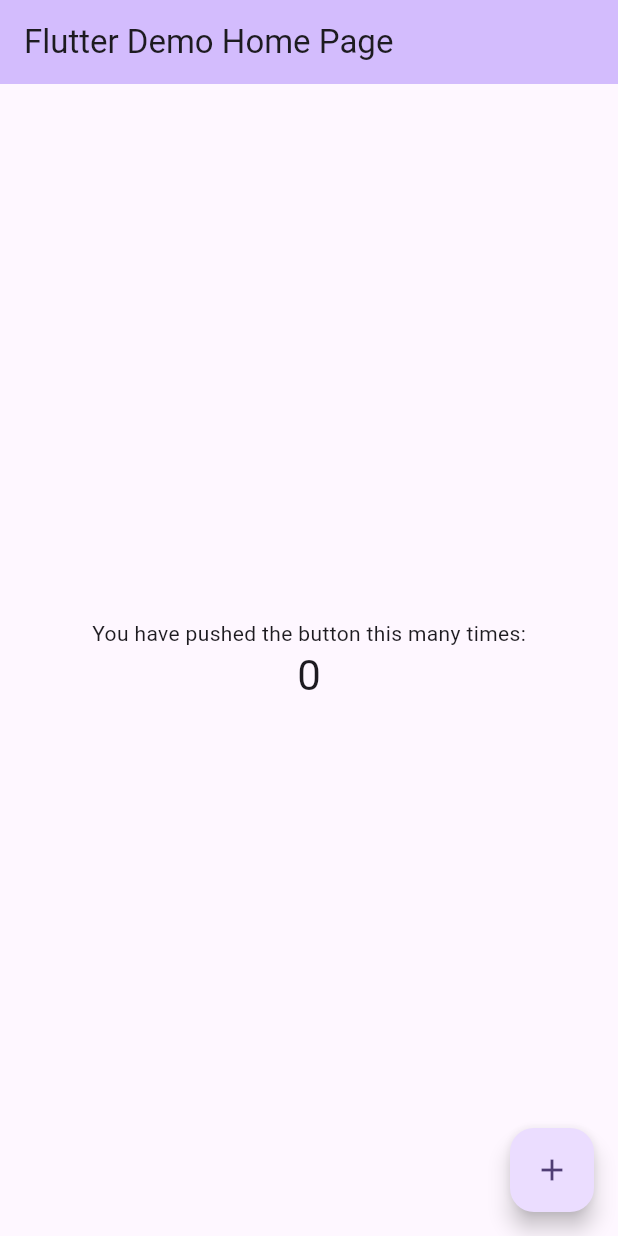
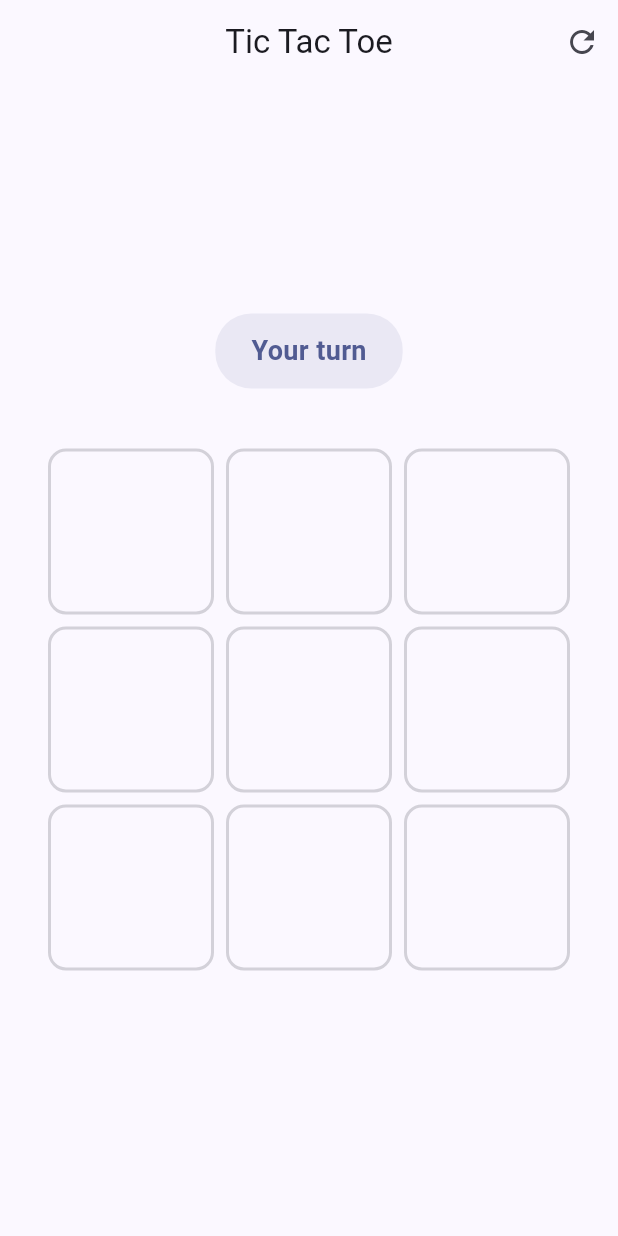
Before and after one commit to tajaouart/tic_tac_toe, a Flutter app: the screen it shows after launch, on a phone screen of 412 x 824 dp. Run offline on Flutter 3.47's test engine with Material 3 defaults, Android fonts, the phone set to English and light mode, and no system bars; our stand-ins replace equatable, flutter_bloc, get_it.

Commit message:
Add presentation layer with BLoC state management
- Implement GameBloc with events and states
- Create GameBoard, GameCell, and GameStatusBar widgets
- Add GamePage with game UI and interactions
- Setup Material 3 theming with dark mode support

```diff
--- a/lib/core/usecases/usecase.dart
+++ b/lib/core/usecases/usecase.dart
@@ -1,5 +1,5 @@
-abstract class UseCase<Type, Params> {
-  Type call(Params params);
+abstract class UseCase<Result, Params> {
+  Result call(Params params);
 }
 
 class NoParams {
--- a/lib/main.dart
+++ b/lib/main.dart
@@ -1,122 +1,37 @@
 import 'package:flutter/material.dart';
+import 'package:tic_tac_toe/injection/injection.dart';
+import 'package:tic_tac_toe/presentation/pages/game_page.dart';
 
 void main() {
-  runApp(const MyApp());
+  WidgetsFlutterBinding.ensureInitialized();
+  configureDependencies();
+  runApp(const TicTacToeApp());
 }
 
-class MyApp extends StatelessWidget {
-  const MyApp({super.key});
+class TicTacToeApp extends StatelessWidget {
+  const TicTacToeApp({super.key});
 
-  // This widget is the root of your application.
   @override
   Widget build(BuildContext context) {
     return MaterialApp(
-      title: 'Flutter Demo',
+      title: 'Tic Tac Toe',
+      debugShowCheckedModeBanner: false,
       theme: ThemeData(
-        // This is the theme of your application.
-        //
-        // TRY THIS: Try running your application with "flutter run". You'll see
-        // the application has a purple toolbar. Then, without quitting the app,
-        // try changing the seedColor in the colorScheme below to Colors.green
-        // and then invoke "hot reload" (save your changes or press the "hot
-        // reload" button in a Flutter-supported IDE, or press "r" if you used
-        // the command line to start the app).
-        //
-        // Notice that the counter didn't reset back to zero; the application
-        // state is not lost during the reload. To reset the state, use hot
-        // restart instead.
-        //
-        // This works for code too, not just values: Most code changes can be
-        // tested with just a hot reload.
-        colorScheme: .fromSeed(seedColor: Colors.deepPurple),
+        colorScheme: ColorScheme.fromSeed(
+          seedColor: Colors.indigo,
+          brightness: Brightness.light,
+        ),
+        useMaterial3: true,
       ),
-      home: const MyHomePage(title: 'Flutter Demo Home Page'),
+      darkTheme: ThemeData(
+        colorScheme: ColorScheme.fromSeed(
+          seedColor: Colors.indigo,
+          brightness: Brightness.dark,
+        ),
+        useMaterial3: true,
+      ),
+      themeMode: ThemeMode.system,
+      home: const GamePage(),
     );
   }
 }
-
-class MyHomePage extends StatefulWidget {
-  const MyHomePage({super.key, required this.title});
-
-  // This widget is the home page of your application. It is stateful, meaning
-  // that it has a State object (defined below) that contains fields that affect
-  // how it looks.
-
-  // This class is the configuration for the state. It holds the values (in this
-  // case the title) provided by the parent (in this case the App widget) and
-  // used by the build method of the State. Fields in a Widget subclass are
-  // always marked "final".
-
-  final String title;
-
-  @override
-  State<MyHomePage> createState() => _MyHomePageState();
-}
-
-class _MyHomePageState extends State<MyHomePage> {
-  int _counter = 0;
-
-  void _incrementCounter() {
-    setState(() {
-      // This call to setState tells the Flutter framework that something has
-      // changed in this State, which causes it to rerun the build method below
-      // so that the display can reflect the updated values. If we changed
-      // _counter without calling setState(), then the build method would not be
-      // called again, and so nothing would appear to happen.
-      _counter++;
-    });
-  }
-
-  @override
-  Widget build(BuildContext context) {
-    // This method is rerun every time setState is called, for instance as done
-    // by the _incrementCounter method above.
-    //
-    // The Flutter framework has been optimized to make rerunning build methods
-    // fast, so that you can just rebuild anything that needs updating rather
-    // than having to individually change instances of widgets.
-    return Scaffold(
-      appBar: AppBar(
-        // TRY THIS: Try changing the color here to a specific color (to
-        // Colors.amber, perhaps?) and trigger a hot reload to see the AppBar
-        // change color while the other colors stay the same.
-        backgroundColor: Theme.of(context).colorScheme.inversePrimary,
-        // Here we take the value from the MyHomePage object that was created by
-        // the App.build method, and use it to set our appbar title.
-        title: Text(widget.title),
-      ),
-      body: Center(
-        // Center is a layout widget. It takes a single child and positions it
-        // in the middle of the parent.
-        child: Column(
-          // Column is also a layout widget. It takes a list of children and
-          // arranges them vertically. By default, it sizes itself to fit its
-          // children horizontally, and tries to be as tall as its parent.
-          //
-          // Column has various properties to control how it sizes itself and
-          // how it positions its children. Here we use mainAxisAlignment to
-          // center the children vertically; the main axis here is the vertical
-          // axis because Columns are vertical (the cross axis would be
-          // horizontal).
-          //
-          // TRY THIS: Invoke "debug painting" (choose the "Toggle Debug Paint"
-          // action in the IDE, or press "p" in the console), to see the
-          // wireframe for each widget.
-          mainAxisAlignment: .center,
-          children: [
-            const Text('You have pushed the button this many times:'),
-            Text(
-              '$_counter',
-              style: Theme.of(context).textTheme.headlineMedium,
-            ),
-          ],
-        ),
-      ),
-      floatingActionButton: FloatingActionButton(
-        onPressed: _incrementCounter,
-        tooltip: 'Increment',
-        child: const Icon(Icons.add),
-      ),
-    );
-  }
-}
--- /dev/null
+++ b/lib/presentation/bloc/game_bloc.dart
@@ -0,0 +1,89 @@
+import 'package:flutter_bloc/flutter_bloc.dart';
+import 'package:tic_tac_toe/core/usecases/usecase.dart';
+import 'package:tic_tac_toe/domain/entities/player.dart';
+import 'package:tic_tac_toe/domain/usecases/get_ai_move.dart';
+import 'package:tic_tac_toe/domain/usecases/make_move.dart';
+import 'package:tic_tac_toe/domain/usecases/reset_game.dart';
+import 'package:tic_tac_toe/presentation/bloc/game_event.dart';
+import 'package:tic_tac_toe/presentation/bloc/game_state_bloc.dart';
+
+class GameBloc extends Bloc<GameEvent, GameBlocState> {
+  final MakeMove makeMove;
+  final ResetGame resetGame;
+  final GetAiMove getAiMove;
+
+  static const Player humanPlayer = Player.x;
+  static const Player aiPlayer = Player.o;
+
+  GameBloc({
+    required this.makeMove,
+    required this.resetGame,
+    required this.getAiMove,
+  }) : super(const GameInitial()) {
+    on<CellTapped>(_onCellTapped);
+    on<GameReset>(_onGameReset);
+    on<AiMoveRequested>(_onAiMoveRequested);
+
+    add(const GameReset());
+  }
+
+  Future<void> _onCellTapped(
+    CellTapped event,
+    Emitter<GameBlocState> emit,
+  ) async {
+    final currentState = state;
+    if (currentState is! GameInProgress) return;
+    if (currentState.isAiThinking) return;
+    if (currentState.gameState.isGameOver) return;
+    if (!currentState.gameState.isHumanTurn) return;
+
+    final newGameState = makeMove(MakeMoveParams(
+      currentState: currentState.gameState,
+      cellIndex: event.index,
+    ));
+
+    if (newGameState == currentState.gameState) return;
+
+    emit(GameInProgress(gameState: newGameState));
+
+    if (!newGameState.isGameOver && !newGameState.isHumanTurn) {
+      add(const AiMoveRequested());
+    }
+  }
+
+  Future<void> _onAiMoveRequested(
+    AiMoveRequested event,
+    Emitter<GameBlocState> emit,
+  ) async {
+    final currentState = state;
+    if (currentState is! GameInProgress) return;
+    if (currentState.gameState.isGameOver) return;
+    if (currentState.gameState.isHumanTurn) return;
+
+    emit(currentState.copyWith(isAiThinking: true));
+
+    await Future.delayed(const Duration(milliseconds: 500));
+
+    final aiMoveIndex = getAiMove(GetAiMoveParams(
+      board: currentState.gameState.board,
+      aiPlayer: aiPlayer,
+    ));
+
+    if (aiMoveIndex == -1) return;
+
+    final newGameState = makeMove(MakeMoveParams(
+      currentState: currentState.gameState,
+      cellIndex: aiMoveIndex,
+    ));
+
+    emit(GameInProgress(gameState: newGameState, isAiThinking: false));
+  }
+
+  void _onGameReset(
+    GameReset event,
+    Emitter<GameBlocState> emit,
+  ) {
+    final initialState = resetGame(const NoParams());
+    emit(GameInProgress(gameState: initialState));
+  }
+}
--- /dev/null
+++ b/lib/presentation/bloc/game_event.dart
@@ -0,0 +1,25 @@
+import 'package:equatable/equatable.dart';
+
+abstract class GameEvent extends Equatable {
+  const GameEvent();
+
+  @override
+  List<Object?> get props => [];
+}
+
+class CellTapped extends GameEvent {
+  final int index;
+
+  const CellTapped(this.index);
+
+  @override
+  List<Object?> get props => [index];
+}
+
+class GameReset extends GameEvent {
+  const GameReset();
+}
+
+class AiMoveRequested extends GameEvent {
+  const AiMoveRequested();
+}
--- /dev/null
+++ b/lib/presentation/bloc/game_state_bloc.dart
@@ -0,0 +1,36 @@
+import 'package:equatable/equatable.dart';
+import 'package:tic_tac_toe/domain/entities/game_state.dart' as domain;
+
+abstract class GameBlocState extends Equatable {
+  const GameBlocState();
+
+  @override
+  List<Object?> get props => [];
+}
+
+class GameInitial extends GameBlocState {
+  const GameInitial();
+}
+
+class GameInProgress extends GameBlocState {
+  final domain.GameState gameState;
+  final bool isAiThinking;
+
+  const GameInProgress({
+    required this.gameState,
+    this.isAiThinking = false,
+  });
+
+  @override
+  List<Object?> get props => [gameState, isAiThinking];
+
+  GameInProgress copyWith({
+    domain.GameState? gameState,
+    bool? isAiThinking,
+  }) {
+    return GameInProgress(
+      gameState: gameState ?? this.gameState,
+      isAiThinking: isAiThinking ?? this.isAiThinking,
+    );
+  }
+}
--- /dev/null
+++ b/lib/presentation/pages/game_page.dart
@@ -0,0 +1,90 @@
+import 'package:flutter/material.dart';
+import 'package:flutter_bloc/flutter_bloc.dart';
+import 'package:tic_tac_toe/injection/injection.dart';
+import 'package:tic_tac_toe/presentation/bloc/game_bloc.dart';
+import 'package:tic_tac_toe/presentation/bloc/game_event.dart';
+import 'package:tic_tac_toe/presentation/bloc/game_state_bloc.dart';
+import 'package:tic_tac_toe/presentation/widgets/game_board.dart';
+import 'package:tic_tac_toe/presentation/widgets/game_status_bar.dart';
+
+class GamePage extends StatelessWidget {
+  const GamePage({super.key});
+
+  @override
+  Widget build(BuildContext context) {
+    return BlocProvider(
+      create: (_) => getIt<GameBloc>(),
+      child: const _GamePageContent(),
+    );
+  }
+}
+
+class _GamePageContent extends StatelessWidget {
+  const _GamePageContent();
+
+  @override
+  Widget build(BuildContext context) {
+    return Scaffold(
+      appBar: AppBar(
+        title: const Text('Tic Tac Toe'),
+        centerTitle: true,
+        actions: [
+          IconButton(
+            icon: const Icon(Icons.refresh),
+            onPressed: () {
+              context.read<GameBloc>().add(const GameReset());
+            },
+            tooltip: 'New Game',
+          ),
+        ],
+      ),
+      body: SafeArea(
+        child: BlocBuilder<GameBloc, GameBlocState>(
+          builder: (context, state) {
+            if (state is! GameInProgress) {
+              return const Center(child: CircularProgressIndicator());
+            }
+
+            final gameState = state.gameState;
+            final isGameOver = gameState.isGameOver;
+
+            return Column(
+              children: [
+                const Spacer(),
+                GameStatusBar(
+                  status: gameState.status,
+                  isAiThinking: state.isAiThinking,
+                ),
+                const SizedBox(height: 32),
+                Padding(
+                  padding: const EdgeInsets.symmetric(horizontal: 24),
+                  child: GameBoard(
+                    board: gameState.board,
+                    winningLine: gameState.winningLine,
+                    isEnabled: !isGameOver && !state.isAiThinking,
+                    onCellTap: (index) {
+                      context.read<GameBloc>().add(CellTapped(index));
+                    },
+                  ),
+                ),
+                const Spacer(),
+                if (isGameOver)
+                  Padding(
+                    padding: const EdgeInsets.only(bottom: 32),
+                    child: FilledButton.icon(
+                      onPressed: () {
+                        context.read<GameBloc>().add(const GameReset());
+                      },
+                      icon: const Icon(Icons.refresh),
+                      label: const Text('Play Again'),
+                    ),
+                  ),
+                const SizedBox(height: 16),
+              ],
+            );
+          },
+        ),
+      ),
+    );
+  }
+}
--- /dev/null
+++ b/lib/presentation/widgets/game_board.dart
@@ -0,0 +1,48 @@
+import 'package:flutter/material.dart';
+import 'package:tic_tac_toe/domain/entities/board.dart';
+import 'package:tic_tac_toe/presentation/widgets/game_cell.dart';
+
+class GameBoard extends StatelessWidget {
+  final Board board;
+  final List<int>? winningLine;
+  final bool isEnabled;
+  final Function(int) onCellTap;
+
+  const GameBoard({
+    super.key,
+    required this.board,
+    required this.onCellTap,
+    this.winningLine,
+    this.isEnabled = true,
+  });
+
+  @override
+  Widget build(BuildContext context) {
+    return AspectRatio(
+      aspectRatio: 1,
+      child: Container(
+        padding: const EdgeInsets.all(8),
+        child: GridView.builder(
+          physics: const NeverScrollableScrollPhysics(),
+          gridDelegate: const SliverGridDelegateWithFixedCrossAxisCount(
+            crossAxisCount: 3,
+            crossAxisSpacing: 8,
+            mainAxisSpacing: 8,
+          ),
+          itemCount: 9,
+          itemBuilder: (context, index) {
+            final isWinningCell = winningLine?.contains(index) ?? false;
+            final cellEnabled = isEnabled && board.isCellEmpty(index);
+
+            return GameCell(
+              player: board.getCell(index),
+              isWinningCell: isWinningCell,
+              isEnabled: cellEnabled,
+              onTap: () => onCellTap(index),
+            );
+          },
+        ),
+      ),
+    );
+  }
+}
--- /dev/null
+++ b/lib/presentation/widgets/game_cell.dart
@@ -0,0 +1,57 @@
+import 'package:flutter/material.dart';
+import 'package:tic_tac_toe/domain/entities/player.dart';
+
+class GameCell extends StatelessWidget {
+  final Player player;
+  final VoidCallback onTap;
+  final bool isWinningCell;
+  final bool isEnabled;
+
+  const GameCell({
+    super.key,
+    required this.player,
+    required this.onTap,
+    this.isWinningCell = false,
+    this.isEnabled = true,
+  });
+
+  @override
+  Widget build(BuildContext context) {
+    final colorScheme = Theme.of(context).colorScheme;
+
+    return GestureDetector(
+      onTap: isEnabled ? onTap : null,
+      child: AnimatedContainer(
+        duration: const Duration(milliseconds: 200),
+        decoration: BoxDecoration(
+          color: isWinningCell
+              ? colorScheme.primaryContainer
+              : colorScheme.surface,
+          borderRadius: BorderRadius.circular(12),
+          border: Border.all(
+            color: colorScheme.outline.withValues(alpha: 0.3),
+            width: 2,
+          ),
+        ),
+        child: Center(
+          child: AnimatedSwitcher(
+            duration: const Duration(milliseconds: 200),
+            child: player != Player.none
+                ? Text(
+                    player.symbol,
+                    key: ValueKey(player),
+                    style: TextStyle(
+                      fontSize: 48,
+                      fontWeight: FontWeight.bold,
+                      color: player == Player.x
+                          ? colorScheme.primary
+                          : colorScheme.secondary,
+                    ),
+                  )
+                : const SizedBox.shrink(),
+          ),
+        ),
+      ),
+    );
+  }
+}
--- /dev/null
+++ b/lib/presentation/widgets/game_status_bar.dart
@@ -0,0 +1,79 @@
+import 'package:flutter/material.dart';
+import 'package:tic_tac_toe/domain/entities/game_state.dart';
+
+class GameStatusBar extends StatelessWidget {
+  final GameStatus status;
+  final bool isAiThinking;
+
+  const GameStatusBar({
+    super.key,
+    required this.status,
+    this.isAiThinking = false,
+  });
+
+  String get _statusText {
+    if (isAiThinking) return 'CPU is thinking...';
+
+    switch (status) {
+      case GameStatus.playing:
+        return 'Your turn';
+      case GameStatus.xWins:
+        return 'You win!';
+      case GameStatus.oWins:
+        return 'CPU wins!';
+      case GameStatus.draw:
+        return "It's a draw!";
+    }
+  }
+
+  Color _getStatusColor(BuildContext context) {
+    final colorScheme = Theme.of(context).colorScheme;
+
+    switch (status) {
+      case GameStatus.playing:
+        return isAiThinking ? colorScheme.tertiary : colorScheme.primary;
+      case GameStatus.xWins:
+        return Colors.green;
+      case GameStatus.oWins:
+        return colorScheme.error;
+      case GameStatus.draw:
+        return colorScheme.outline;
+    }
+  }
+
+  @override
+  Widget build(BuildContext context) {
+    return AnimatedContainer(
+      duration: const Duration(milliseconds: 200),
+      padding: const EdgeInsets.symmetric(horizontal: 24, vertical: 12),
+      decoration: BoxDecoration(
+        color: _getStatusColor(context).withValues(alpha: 0.1),
+        borderRadius: BorderRadius.circular(24),
+      ),
+      child: Row(
+        mainAxisSize: MainAxisSize.min,
+        children: [
+          if (isAiThinking) ...[
+            SizedBox(
+              width: 16,
+              height: 16,
+              child: CircularProgressIndicator(
+                strokeWidth: 2,
+                color: _getStatusColor(context),
+              ),
+            ),
+            const SizedBox(width: 8),
+          ],
+          Text(
+            _statusText,
+            style: TextStyle(
+              fontSize: 18,
+              fontWeight: FontWeight.w600,
+              color: _getStatusColor(context),
+            ),
+          ),
+        ],
+      ),
+    );
+  }
+}
```
Also changed, not shown: 1 other file.
